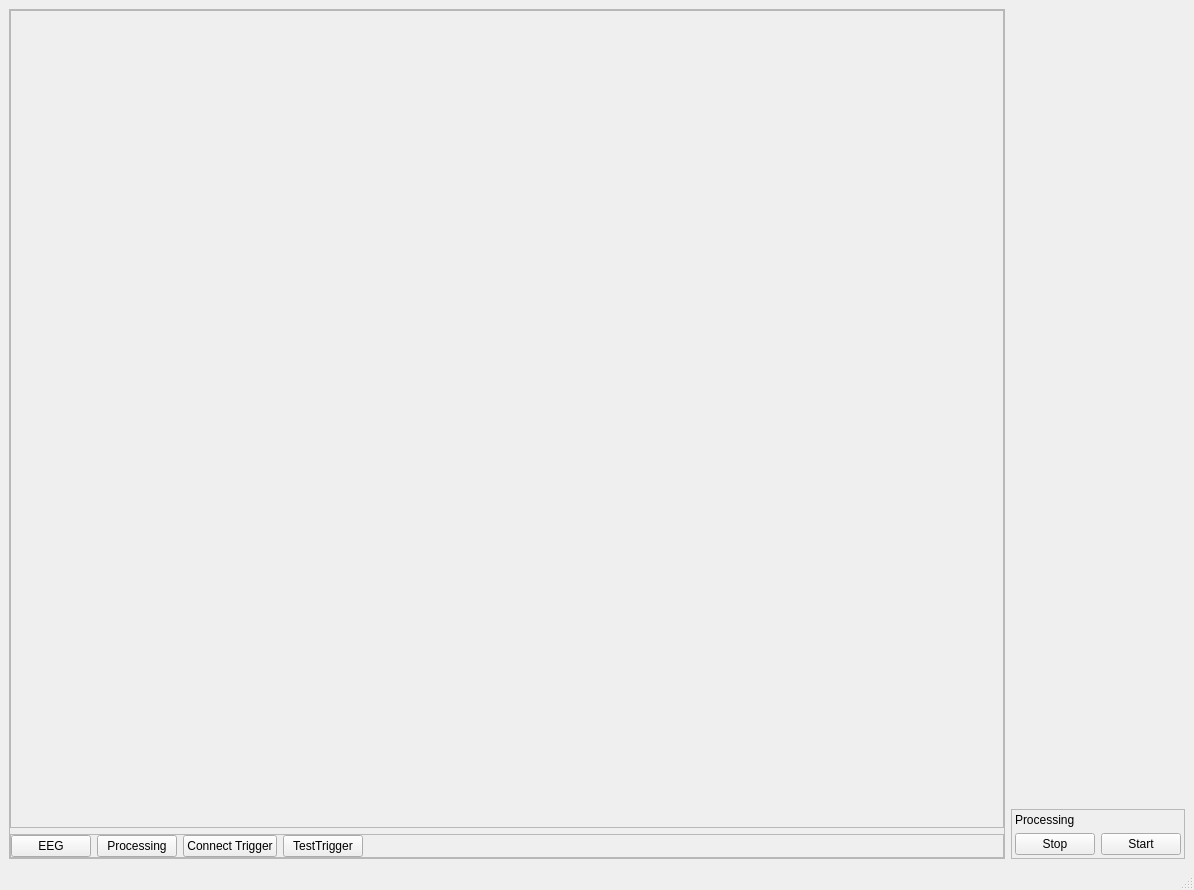
This is UI/mainwindow.ui in VeikkaLeppanen/Real_Time_EEG as Qt 5 draws it before an edit. The edited form follows.
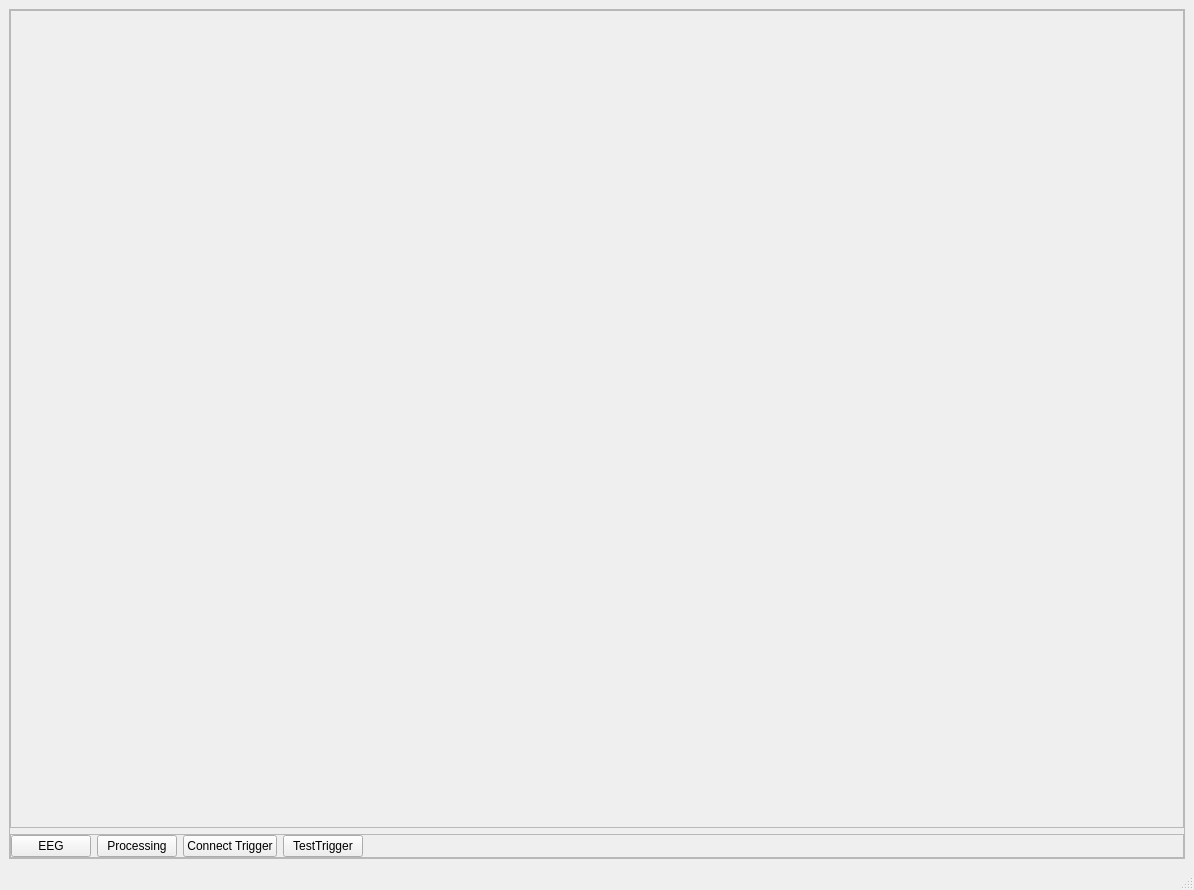
This is the edited form. Custom widgets are drawn as their Qt base class.

Commit message: processing window

The edit to the form file:
```diff
--- a/UI/mainwindow.ui
+++ b/UI/mainwindow.ui
@@ -179,57 +179,6 @@
       </layout>
      </widget>
     </item>
-    <item alignment="Qt::AlignBottom">
-     <widget class="QFrame" name="frame">
-      <property name="maximumSize">
-       <size>
-        <width>220</width>
-        <height>16777215</height>
-       </size>
-      </property>
-      <property name="frameShape">
-       <enum>QFrame::StyledPanel</enum>
-      </property>
-      <property name="frameShadow">
-       <enum>QFrame::Raised</enum>
-      </property>
-      <layout class="QFormLayout" name="formLayout">
-       <property name="leftMargin">
-        <number>3</number>
-       </property>
-       <property name="topMargin">
-        <number>3</number>
-       </property>
-       <property name="rightMargin">
-        <number>3</number>
-       </property>
-       <property name="bottomMargin">
-        <number>3</number>
-       </property>
-       <item row="0" column="0" colspan="2">
-        <widget class="QLabel" name="label_7">
-         <property name="text">
-          <string>Processing</string>
-         </property>
-        </widget>
-       </item>
-       <item row="1" column="0">
-        <widget class="QPushButton" name="processingStop">
-         <property name="text">
-          <string>Stop</string>
-         </property>
-        </widget>
-       </item>
-       <item row="1" column="1">
-        <widget class="QPushButton" name="processingStart">
-         <property name="text">
-          <string>Start</string>
-         </property>
-        </widget>
-       </item>
-      </layout>
-     </widget>
-    </item>
    </layout>
   </widget>
   <widget class="QMenuBar" name="menubar">
```
The commit also changes 12 other files.
